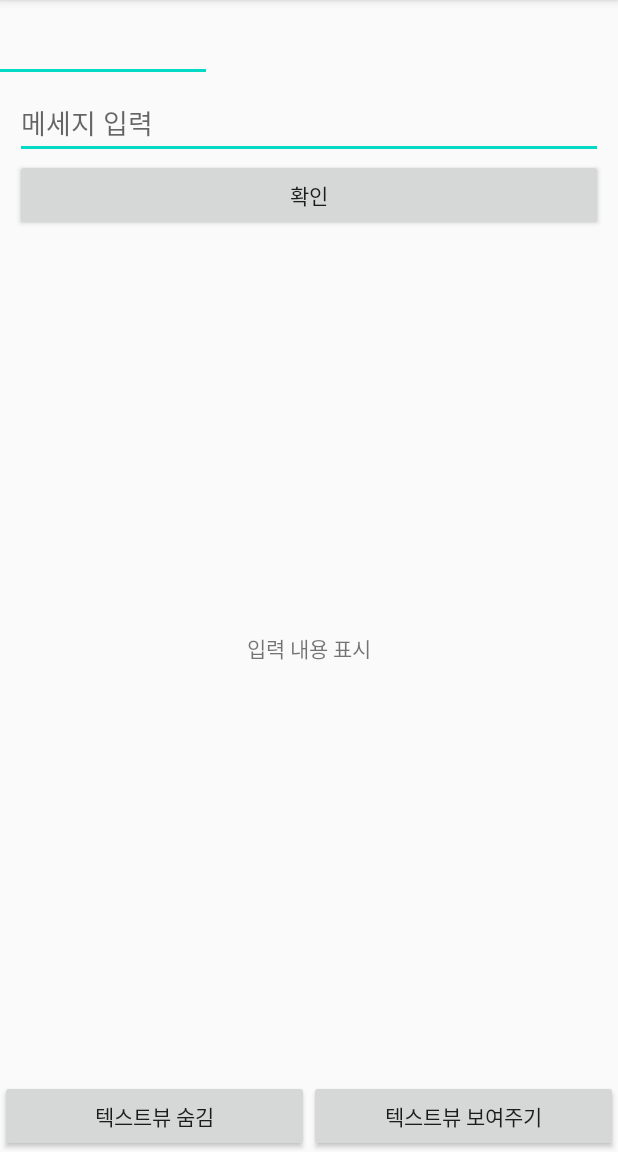
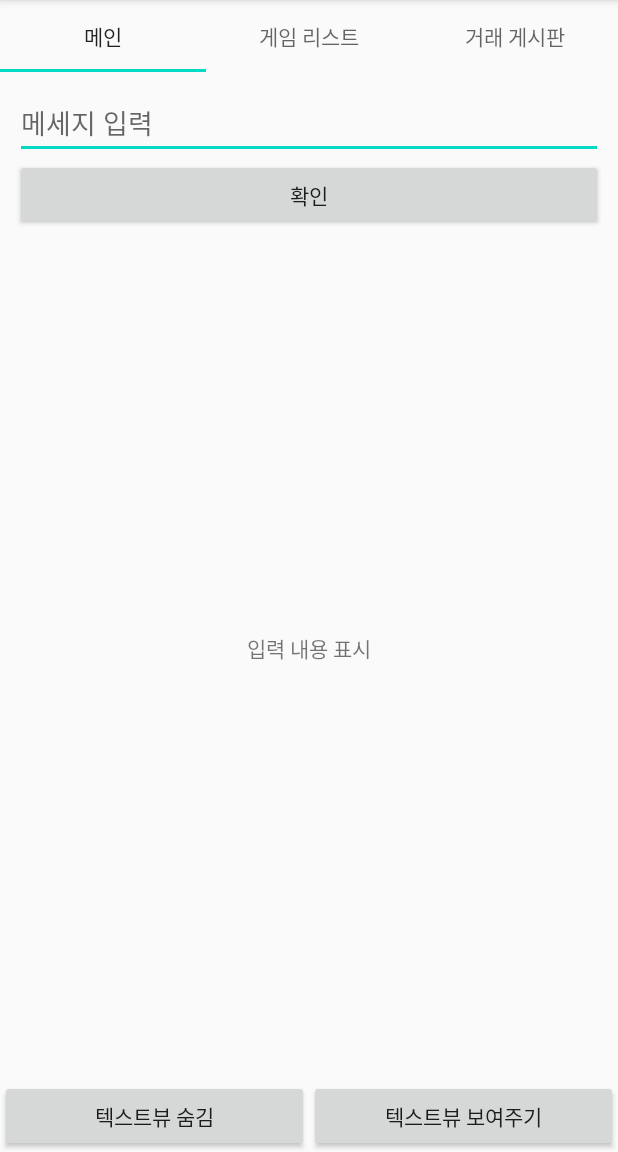
Before and after one commit to RobertHan96/FragmentMore, an Android app: the screen it shows after launch (MainActivity), on a phone screen of 412 x 824 dp, the part 84-1236 px from its top. Run offline under Robolectric (Android 15) with nearby library versions, the phone set to English and light mode, and no system bars.

Commit message:
12th commit : TabLayout 페이지별 제목 설정

```diff
--- a/app/src/main/java/com/nexon/fragmentmore/adapters/FragPagerAdapter.kt
+++ b/app/src/main/java/com/nexon/fragmentmore/adapters/FragPagerAdapter.kt
@@ -9,6 +9,15 @@ import com.nexon.fragmentmore.fragments.GameListFragment
 import com.nexon.fragmentmore.fragments.MainFragment
 
 class FragPagerAdapter(fm : FragmentManager) : FragmentPagerAdapter(fm) {
+
+    override fun getPageTitle(position: Int): CharSequence? {
+        return when(position){
+            0 -> "메인"
+            1 -> "게임 리스트"
+            else -> "거래 게시판"
+        }
+    }
+
     override fun getItem(position: Int): Fragment {
         return when(position){
             0 -> MainFragment()
```
